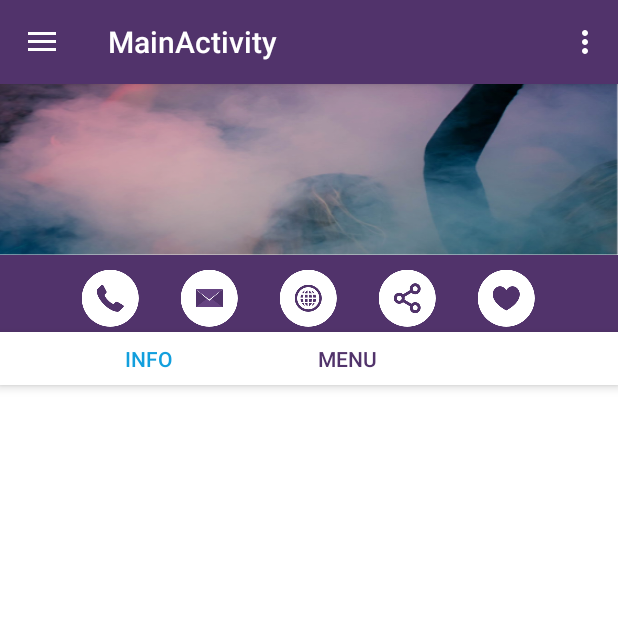
After one commit to kaaxhiftaj/ClubArena, an Android app: the fragment ClubDetails placed in its activity, on a phone screen of 412 x 824 dp, the top half of it. The commit adds this screen. Run offline under Robolectric (Android 15) with nearby library versions, the phone set to English and light mode, and no system bars; our stand-ins replace ButterKnife, Volley; libraries missing offline, so code that uses them is left out: io.nlopez.smartlocation; network calls fail; pictures from the network do not load; 1 statement that could not run was skipped.

Commit message:
persmisions error

```diff
--- a/app/src/main/java/com/techease/clubarena/controllers/AppController.java
+++ b/app/src/main/java/com/techease/clubarena/controllers/AppController.java
@@ -16,15 +16,19 @@ public class AppController extends MultiDexApplication {
     private static AppController mInstance;
     public static double USER_LOCATION_LAT = 0.0;
     public static double USER_LOCATION_LONG = 0.0;
- //   private static RealmController realmInstance;
 
     public static AppController getInstance() {
         return mInstance;
     }
 
- //   public static RealmController getRealmInstance() {
-//        return realmInstance;
- //   }
+
+    public static AppController create(Context context) {
+        return AppController.get(context);
+    }
+
+    private static AppController get(Context context) {
+        return (AppController) context.getApplicationContext();
+    }
 
     public static AppController context() {
         return mInstance;
@@ -35,8 +39,7 @@ public class AppController extends MultiDexApplication {
     public void onCreate() {
         super.onCreate();
         mInstance = this;
-  //      Realm.init(mInstance);
-  //      realmInstance = new RealmController();
+
     }
 
 
--- a/app/src/main/java/com/techease/clubarena/ui/activities/FullScreenActivity.java
+++ b/app/src/main/java/com/techease/clubarena/ui/activities/FullScreenActivity.java
@@ -1,6 +1,7 @@
 package com.techease.clubarena.ui.activities;
 
 import android.app.Fragment;
+import android.os.Build;
 import android.support.v4.content.ContextCompat;
 import android.support.v7.app.AppCompatActivity;
 import android.os.Bundle;
@@ -22,7 +23,13 @@ public class FullScreenActivity extends AppCompatActivity {
         super.onCreate(savedInstanceState);
         setContentView(R.layout.activity_full_screen);
         ButterKnife.bind(this);
-        Window window = this.getWindow();
+
+        if (Build.VERSION.SDK_INT >= Build.VERSION_CODES.M) {
+            requestPermissions(new String[]{android.Manifest.permission.ACCESS_FINE_LOCATION,
+                    android.Manifest.permission.ACCESS_COARSE_LOCATION}, 1);
+        }
+
+            Window window = this.getWindow();
         window.clearFlags(WindowManager.LayoutParams.FLAG_TRANSLUCENT_STATUS);
         window.addFlags(WindowManager.LayoutParams.FLAG_DRAWS_SYSTEM_BAR_BACKGROUNDS);
         window.setStatusBarColor(ContextCompat.getColor(this,R.color.colorPrimary));
--- a/app/src/main/java/com/techease/clubarena/ui/adapters/HomeAdapter.java
+++ b/app/src/main/java/com/techease/clubarena/ui/adapters/HomeAdapter.java
@@ -1,6 +1,8 @@
 package com.techease.clubarena.ui.adapters;
 
 
+import android.app.FragmentManager;
+import android.app.FragmentTransaction;
 import android.content.Context;
 import android.content.SharedPreferences;
 import android.graphics.Typeface;
@@ -12,12 +14,16 @@ import android.view.LayoutInflater;
 import android.view.View;
 import android.view.ViewGroup;
 import android.widget.ImageView;
+import android.widget.LinearLayout;
 import android.widget.RatingBar;
 import android.widget.TextView;
 
 import com.bumptech.glide.Glide;
 import com.techease.clubarena.R;
 import com.techease.clubarena.models.HomeModel;
+import com.techease.clubarena.ui.fragments.ClubDetailPhotos;
+import com.techease.clubarena.ui.fragments.ClubDetails;
+import com.techease.clubarena.ui.fragments.GetLocation;
 import com.techease.clubarena.utils.Configuration;
 
 import java.util.List;
@@ -52,6 +58,7 @@ public class HomeAdapter extends RecyclerView.Adapter<HomeAdapter.MyViewHolder>{
         holder.club_rating_bar.setRating(Float.valueOf(home_model.getRating()));
         holder.club_rating_bar.getSolidColor();
         Glide.with(context).load(home_model.getImage_url()).into(holder.iv_club_image);
+
     }
 
 
@@ -63,29 +70,41 @@ public class HomeAdapter extends RecyclerView.Adapter<HomeAdapter.MyViewHolder>{
     }
 
 
-    public class MyViewHolder extends RecyclerView.ViewHolder {
+    public class MyViewHolder extends RecyclerView.ViewHolder implements View.OnClickListener{
         ImageView iv_club_image;
         TextView club_name;
+        RatingBar club_rating_bar;
         SharedPreferences sharedPreferences;
         SharedPreferences.Editor editor;
-        String api_token,Image_Url;
-        Typeface typeface,typeface2;
-        RatingBar club_rating_bar ;
+        Typeface typeface, typeface2;
+        LinearLayout custom_home_layout;
+
         public MyViewHolder(View itemView) {
             super(itemView);
             sharedPreferences = context.getSharedPreferences(Configuration.MY_PREF, Context.MODE_PRIVATE);
             editor = sharedPreferences.edit();
+            custom_home_layout = (LinearLayout) itemView.findViewById(R.id.custom_home_layout);
+            iv_club_image = (ImageView) itemView.findViewById(R.id.iv_club_image);
+            club_name = (TextView) itemView.findViewById(R.id.tv_club_name);
+            club_rating_bar = (RatingBar) itemView.findViewById(R.id.club_rating_bar);
 
-            iv_club_image=(ImageView)itemView.findViewById(R.id.iv_club_image);
-            club_name = (TextView)itemView.findViewById(R.id.tv_club_name);
-            club_rating_bar = (RatingBar)itemView.findViewById(R.id.club_rating_bar);
-
-         //   typeface = Typeface.createFromAsset(context.getAssets(),"font/brandon_blk.otf");
-         //   typeface2 = Typeface.createFromAsset(context.getAssets(),"font/brandon_reg.otf");
-
-
+            //   typeface = Typeface.createFromAsset(context.getAssets(),"font/brandon_blk.otf");
+            //   typeface2 = Typeface.createFromAsset(context.getAssets(),"font/brandon_reg.otf");
+            custom_home_layout.setOnClickListener(this);
+            iv_club_image.setOnClickListener(this);
 
         }
 
+
+        @Override
+        public void onClick(View view) {
+
+            Fragment fragment=new ClubDetails();
+//            editor.putString("restId",id).commit();
+//            Bundle bundle=new Bundle();
+//            bundle.putString("restId",id);
+//            fragment.setArguments(bundle);
+            ((AppCompatActivity)context).getSupportFragmentManager().beginTransaction().replace(R.id.fragment_main,fragment).addToBackStack("abc").commit();
+        }
     }
 }
--- /dev/null
+++ b/app/src/main/java/com/techease/clubarena/ui/fragments/ClubDetailPhotos.java
@@ -0,0 +1,23 @@
+package com.techease.clubarena.ui.fragments;
+
+
+import android.os.Bundle;
+import android.support.v4.app.Fragment;
+import android.view.LayoutInflater;
+import android.view.View;
+import android.view.ViewGroup;
+
+import com.techease.clubarena.R;
+
+public class ClubDetailPhotos extends Fragment {
+
+    @Override
+    public View onCreateView(LayoutInflater inflater, ViewGroup container,
+                             Bundle savedInstanceState) {
+        // Inflate the layout for this fragment
+        View v = inflater.inflate(R.layout.fragment_club_detail_photos, container, false);
+
+        return  v ;
+    }
+
+}
--- /dev/null
+++ b/app/src/main/java/com/techease/clubarena/ui/fragments/ClubDetailVideos.java
@@ -0,0 +1,21 @@
+package com.techease.clubarena.ui.fragments;
+
+import android.os.Bundle;
+import android.support.v4.app.Fragment;
+import android.view.LayoutInflater;
+import android.view.View;
+import android.view.ViewGroup;
+
+import com.techease.clubarena.R;
+
+public class ClubDetailVideos extends Fragment {
+
+    @Override
+    public View onCreateView(LayoutInflater inflater, ViewGroup container,
+                             Bundle savedInstanceState) {
+        // Inflate the layout for this fragment
+        View v =  inflater.inflate(R.layout.fragment_club_detail_videos, container, false);
+
+        return  v ;
+    }
+}
--- /dev/null
+++ b/app/src/main/java/com/techease/clubarena/ui/fragments/ClubDetails.java
@@ -0,0 +1,118 @@
+package com.techease.clubarena.ui.fragments;
+
+
+import android.os.Bundle;
+import android.support.v4.app.Fragment;
+import android.support.design.widget.TabLayout;
+import android.support.v4.app.FragmentActivity;
+import android.support.v4.app.FragmentStatePagerAdapter;
+import android.support.v4.view.ViewPager;
+import android.support.v7.widget.LinearLayoutManager;
+import android.view.LayoutInflater;
+import android.view.View;
+import android.view.ViewGroup;
+import com.techease.clubarena.R;
+import butterknife.BindView;
+import butterknife.ButterKnife;
+import butterknife.Unbinder;
+
+
+public class ClubDetails extends Fragment {
+
+    @BindView(R.id.club_details_tab)
+    TabLayout tabLayout ;
+
+    @BindView(R.id.club_details_pager)
+    ViewPager viewPager;
+
+    Unbinder unbinder;
+
+
+
+    @Override
+    public View onCreateView(LayoutInflater inflater, ViewGroup container,
+                             Bundle savedInstanceState) {
+        // Inflate the layout for this fragment
+        View v =  inflater.inflate(R.layout.fragment_club_details, container, false);
+        unbinder = ButterKnife.bind(this, v);
+
+        LinearLayoutManager mLayoutManager = new LinearLayoutManager(getActivity());
+        mLayoutManager.setOrientation(LinearLayoutManager.VERTICAL);
+        tabLayout.addTab(tabLayout.newTab().setText("INFO"));
+        tabLayout.addTab(tabLayout.newTab().setText("MENU"));
+        viewPager.setAdapter(new PagerAdapter(((FragmentActivity)getActivity()).getSupportFragmentManager(), tabLayout.getTabCount()));
+        viewPager.addOnPageChangeListener(new TabLayout.TabLayoutOnPageChangeListener(tabLayout));
+        tabLayout.setTabMode(TabLayout.MODE_SCROLLABLE);
+        reduceMarginsInTabs(tabLayout,20);
+        tabLayout.setOnTabSelectedListener(new TabLayout.OnTabSelectedListener() {
+
+            @Override
+            public void onTabSelected(TabLayout.Tab tab) {
+                viewPager.setCurrentItem(tab.getPosition());
+            }
+
+            @Override
+            public void onTabUnselected(TabLayout.Tab tab) {
+
+            }
+
+            @Override
+            public void onTabReselected(TabLayout.Tab tab) {
+
+            }
+        });
+
+        return  v ;
+    }
+
+
+
+    public static void reduceMarginsInTabs(TabLayout tabLayout, int marginOffset) {
+
+        View tabStrip = tabLayout.getChildAt(0);
+        if (tabStrip instanceof ViewGroup) {
+            ViewGroup tabStripGroup = (ViewGroup) tabStrip;
+            for (int i = 0; i < ((ViewGroup) tabStrip).getChildCount(); i++) {
+                View tabView = tabStripGroup.getChildAt(i);
+                if (tabView.getLayoutParams() instanceof ViewGroup.MarginLayoutParams) {
+                    ((ViewGroup.MarginLayoutParams) tabView.getLayoutParams()).leftMargin = marginOffset;
+                    ((ViewGroup.MarginLayoutParams) tabView.getLayoutParams()).rightMargin = marginOffset;
+                }
+            }
+
+            tabLayout.requestLayout();
+        }
+    }
+
+
+    public static class PagerAdapter extends FragmentStatePagerAdapter {
+        int mNumOfTabs;
+
+        public PagerAdapter(android.support.v4.app.FragmentManager fm, int NumOfTabs) {
+            super(fm);
+            this.mNumOfTabs = NumOfTabs;
+        }
+
+
+
+        @Override
+        public android.support.v4.app.Fragment getItem(int position) {
+
+            switch (position) {
+                case 0:
+                    ClubDetailPhotos frag=new ClubDetailPhotos();
+                    return frag;
+                case 1:
+                    ClubDetailVideos frag2=new ClubDetailVideos();
+                    return frag2;
+                default:
+                    return null;
+            }
+        }
+
+        @Override
+        public int getCount() {
+            return mNumOfTabs;
+        }
+    }
+}
--- a/app/src/main/java/com/techease/clubarena/ui/fragments/GetLocation.java
+++ b/app/src/main/java/com/techease/clubarena/ui/fragments/GetLocation.java
@@ -46,16 +46,13 @@ public class GetLocation extends Fragment {
                              Bundle savedInstanceState) {
         // Inflate the layout for this fragment
         View v = inflater.inflate(R.layout.fragment_get_location, container, false);
-
-        Typeface custom_font = Typeface.createFromAsset(getActivity().getAssets(),  "fonts/Raleway-ExtraBold.ttf");
-     //   btn_use_my_location.setTypeface(custom_font);
         unbinder = ButterKnife.bind(this, v);
-
 
         if (Build.VERSION.SDK_INT >= Build.VERSION_CODES.M) {
             requestPermissions(new String[]{android.Manifest.permission.ACCESS_FINE_LOCATION,
                     android.Manifest.permission.ACCESS_COARSE_LOCATION}, 1);
         }
+
         SmartLocation.with(getActivity()).location()
                 .start(new OnLocationUpdatedListener() {
 
@@ -75,12 +72,14 @@ public class GetLocation extends Fragment {
         btn_use_my_location.setOnClickListener(new View.OnClickListener() {
                 @Override
                 public void onClick(View view) {
+
                     Intent intent = new Intent(getActivity(), MainActivity.class);
                     intent.putExtra("lat", lat);
                     intent.putExtra("lon", lon );
                     startActivity(intent);
                 }
             });
+
         return v;
     }
 
--- a/app/src/main/java/com/techease/clubarena/utils/Configuration.java
+++ b/app/src/main/java/com/techease/clubarena/utils/Configuration.java
@@ -8,5 +8,7 @@ public class Configuration {
         public static String USER_URL = "http://adadigbomma.com/";
     public static String MY_PREF = "com.adim";
     public static final String DEVELOPER_KEY = "AIzaSyABYoczeHg4XABx_jMRfv-CqmA2YMsIY4A";
+    public static final String REALM_FILE = "ems.realm";
+    public static final int REALM_VERSION = 0;
 
 }
--- a/app/src/main/res/layout/custom_home.xml
+++ b/app/src/main/res/layout/custom_home.xml
@@ -4,6 +4,7 @@
     android:orientation="vertical"
     android:layout_width="match_parent"
     android:layout_height="wrap_content"
+    android:id="@+id/custom_home_layout"
     >
 
     <android.support.v7.widget.CardView xmlns:android="http://schemas.android.com/apk/res/android"
--- /dev/null
+++ b/app/src/main/res/layout/fragment_club_detail_photos.xml
@@ -0,0 +1,9 @@
+<FrameLayout xmlns:android="http://schemas.android.com/apk/res/android"
+    xmlns:tools="http://schemas.android.com/tools"
+    android:layout_width="match_parent"
+    android:layout_height="match_parent"
+    tools:context="com.techease.clubarena.ui.fragments.ClubDetailPhotos">
+
+
+
+</FrameLayout>
--- /dev/null
+++ b/app/src/main/res/layout/fragment_club_detail_videos.xml
@@ -0,0 +1,8 @@
+<FrameLayout xmlns:android="http://schemas.android.com/apk/res/android"
+    xmlns:tools="http://schemas.android.com/tools"
+    android:layout_width="match_parent"
+    android:layout_height="match_parent"
+    tools:context="com.techease.clubarena.ui.fragments.ClubDetailVideos">
+
+
+</FrameLayout>
--- /dev/null
+++ b/app/src/main/res/layout/fragment_club_details.xml
@@ -0,0 +1,106 @@
+<LinearLayout xmlns:android="http://schemas.android.com/apk/res/android"
+    xmlns:tools="http://schemas.android.com/tools"
+    android:layout_width="match_parent"
+    android:layout_height="match_parent"
+    xmlns:app="http://schemas.android.com/apk/res-auto"
+    android:orientation="vertical"
+    android:background="#fff"
+    tools:context="com.techease.clubarena.ui.fragments.ClubDetails">
+
+    <ImageView
+        android:layout_width="match_parent"
+        android:layout_height="170sp"
+        android:scaleType="fitXY"
+        android:background="@drawable/club_details_bg"/>
+
+
+    <LinearLayout
+        android:layout_width="match_parent"
+        android:layout_height="wrap_content"
+        android:orientation="horizontal"
+        android:gravity="center"
+        android:background="@color/colorPrimary"
+        android:layout_gravity="center"
+        >
+
+        <ImageView
+            android:layout_width="wrap_content"
+            android:layout_height="wrap_content"
+            android:layout_marginTop="5sp"
+            android:background="@drawable/phone"
+           />
+
+
+        <ImageView
+            android:layout_width="wrap_content"
+            android:layout_height="wrap_content"
+            android:layout_marginTop="5sp"
+            android:background="@drawable/message"
+            android:layout_marginLeft="20sp"/>
+
+        <ImageView
+            android:layout_width="wrap_content"
+            android:layout_height="wrap_content"
+            android:layout_marginTop="5sp"
+            android:background="@drawable/web"
+            android:layout_marginLeft="20sp"/>
+
+        <ImageView
+            android:layout_width="wrap_content"
+            android:layout_height="wrap_content"
+            android:layout_marginTop="5sp"
+            android:background="@drawable/share"
+            android:layout_marginLeft="20sp"/>
+
+        <ImageView
+            android:layout_width="wrap_content"
+            android:layout_height="wrap_content"
+            android:layout_marginTop="5sp"
+            android:background="@drawable/fav"
+            android:layout_marginLeft="20sp"/>
+
+
+    </LinearLayout>
+
+    <android.support.design.widget.AppBarLayout xmlns:android="http://schemas.android.com/apk/res/android"
+        xmlns:tools="http://schemas.android.com/tools"
+        xmlns:app="http://schemas.android.com/apk/res-auto"
+        android:layout_width="match_parent"
+        app:layout_scrollFlags="scroll|enterAlways"
+        android:background="@color/colorAccent"
+        android:gravity="center"
+        android:layout_gravity="center"
+        android:textAlignment="center"
+        android:layout_height="35sp">
+
+        <android.support.design.widget.TabLayout
+            android:id="@+id/club_details_tab"
+            android:layout_width="match_parent"
+            android:layout_height="30sp"
+            app:tabMaxWidth="0dp"
+            app:tabGravity="fill"
+            app:tabMode="fixed"
+            android:layout_gravity="center"
+            app:tabTextColor="@color/colorPrimary"
+            app:tabPaddingStart="70sp"
+            app:tabSelectedTextColor="#129FDD"
+            app:tabIndicatorColor="#fff"
+            app:tabPaddingEnd="0dp"
+            app:theme="@style/ThemeOverlay.AppCompat.Dark.ActionBar"/>
+
+    </android.support.design.widget.AppBarLayout>
+
+    <FrameLayout
+        android:layout_width="match_parent"
+        android:layout_height="match_parent">
+
+        <android.support.v4.view.ViewPager
+            xmlns:android="http://schemas.android.com/apk/res/android"
+            android:id="@+id/club_details_pager"
+            android:layout_marginTop="5sp"
+            android:layout_width="match_parent"
+            android:layout_height="match_parent">
+        </android.support.v4.view.ViewPager>
+
+    </FrameLayout>
+</LinearLayout>
--- a/build.gradle
+++ b/build.gradle
@@ -10,8 +10,6 @@ buildscript {
     dependencies {
         classpath 'com.android.tools.build:gradle:3.0.1'
         classpath 'com.jakewharton:butterknife-gradle-plugin:8.8.1'
-
-
     }
 }
 
```
Also changed, not shown: app/build.gradle (+10 -3 lines), app/src/main/res/drawable-hdpi/club_details_bg.png (added), app/src/main/res/drawable-mdpi/club_details_bg.png (added), app/src/main/res/drawable-xhdpi/club_details_bg.png (added), app/src/main/res/drawable-xxhdpi/club_details_bg.png (added), 1 other file. Lines whose indentation alone changed are shown as unchanged.
